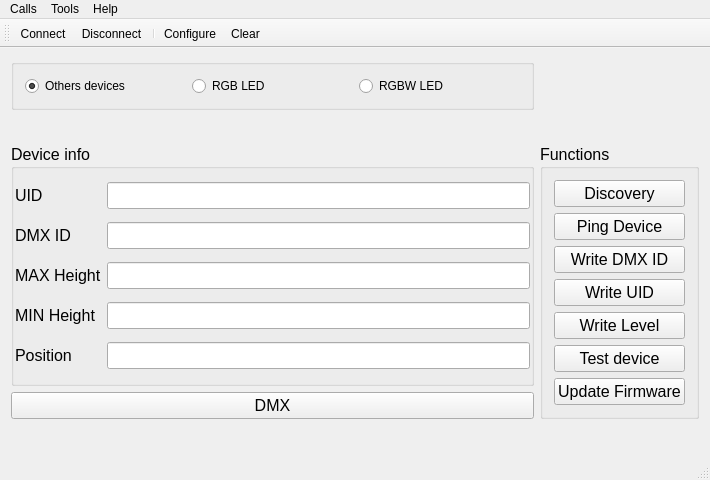
Qt form AG/AG/mainwindow.ui (chagtraife/bump_AG) before a commit.
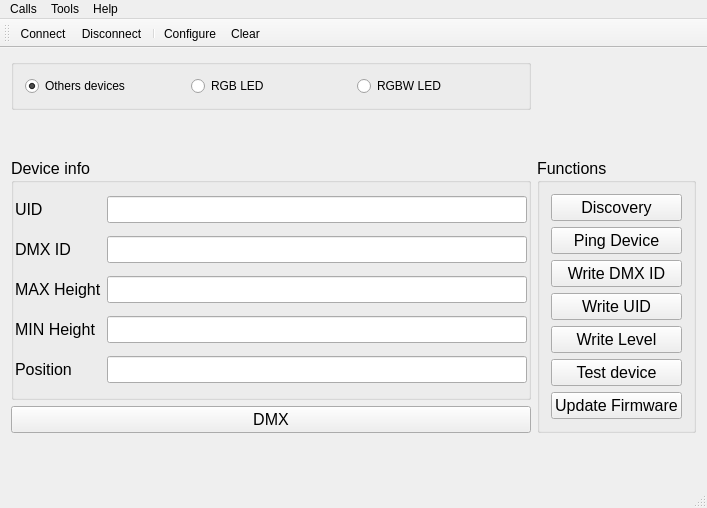
The same form after that commit. Icons and pictures are not drawn.

Patch:
```diff
--- a/AG/AG/mainwindow.ui
+++ b/AG/AG/mainwindow.ui
@@ -6,8 +6,8 @@
    <rect>
     <x>0</x>
     <y>0</y>
-    <width>710</width>
-    <height>480</height>
+    <width>707</width>
+    <height>508</height>
    </rect>
   </property>
   <property name="windowTitle">
@@ -320,7 +320,7 @@
     <rect>
      <x>0</x>
      <y>0</y>
-     <width>710</width>
+     <width>707</width>
      <height>21</height>
     </rect>
    </property>
```
Left out of the diff: 156 changed lines with no effect on the pictures.
